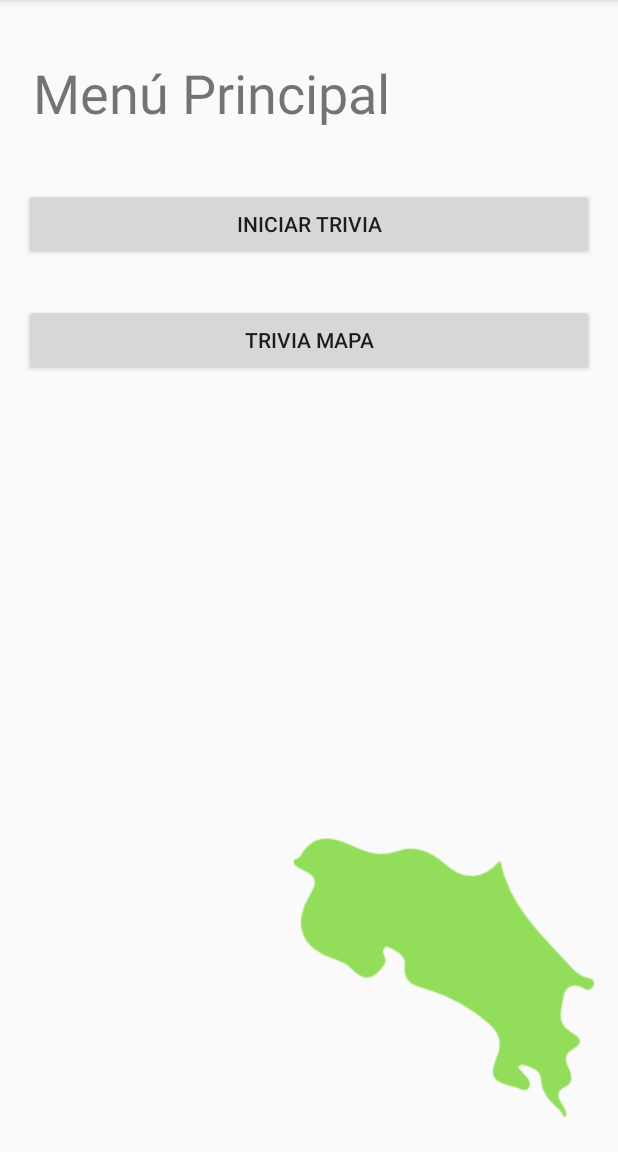
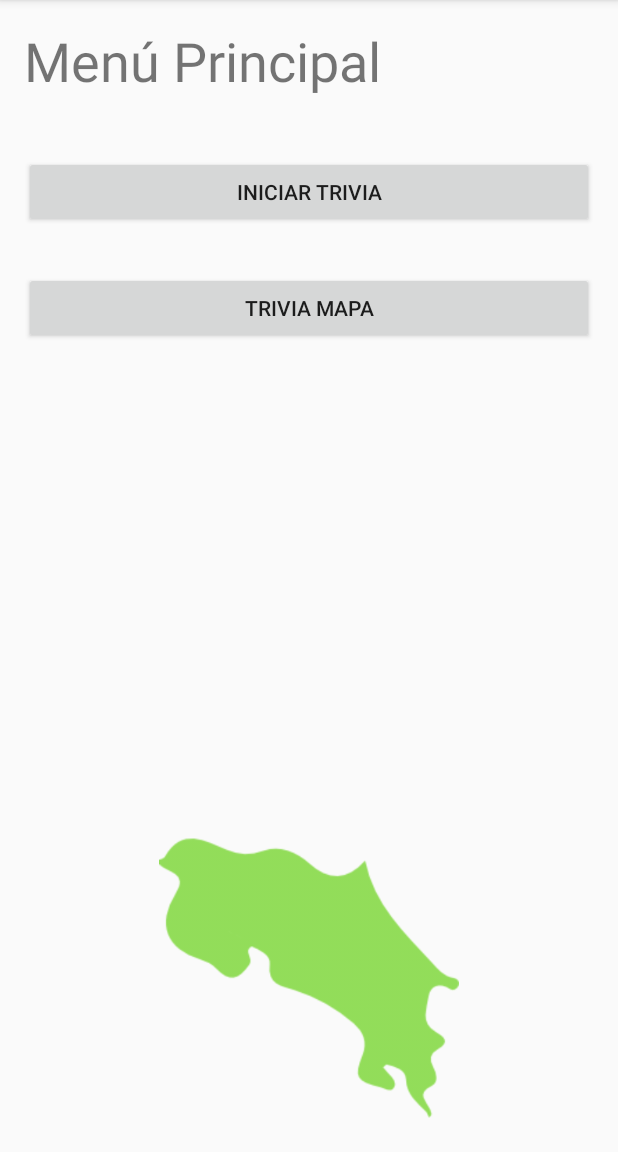
Before and after one commit to asvaaron/ConoceCR, an Android app: the screen it shows after launch (menuPrincipal), on a phone screen of 412 x 824 dp, the part 84-1236 px from its top. Run offline under Robolectric (Android 15) with nearby library versions, the phone set to English and light mode, and no system bars.

Commit message:
Se hicieron cambios en el menu principal

```diff
--- a/ConoceCR/app/src/main/res/layout/activity_menu_principal.xml
+++ b/ConoceCR/app/src/main/res/layout/activity_menu_principal.xml
@@ -13,14 +13,8 @@
 
     <TextView
         android:id="@+id/textView3"
-        android:layout_width="wrap_content"
+        android:layout_width="match_parent"
         android:layout_height="wrap_content"
-        android:layout_alignParentEnd="true"
-        android:layout_alignParentRight="true"
-        android:layout_alignParentTop="true"
-        android:layout_marginEnd="136dp"
-        android:layout_marginRight="136dp"
-        android:layout_marginTop="21dp"
         android:text="Menú Principal"
         android:textSize="36sp" />
 
@@ -48,9 +42,8 @@
         android:id="@+id/imageView"
         android:layout_width="200dp"
         android:layout_height="200dp"
+        app:srcCompat="@drawable/cr_map"
         android:layout_alignParentBottom="true"
-        android:layout_alignParentEnd="true"
-        android:layout_alignParentRight="true"
-        app:srcCompat="@drawable/cr_map" />
+        android:layout_centerHorizontal="true" />
 
 </RelativeLayout>
```
